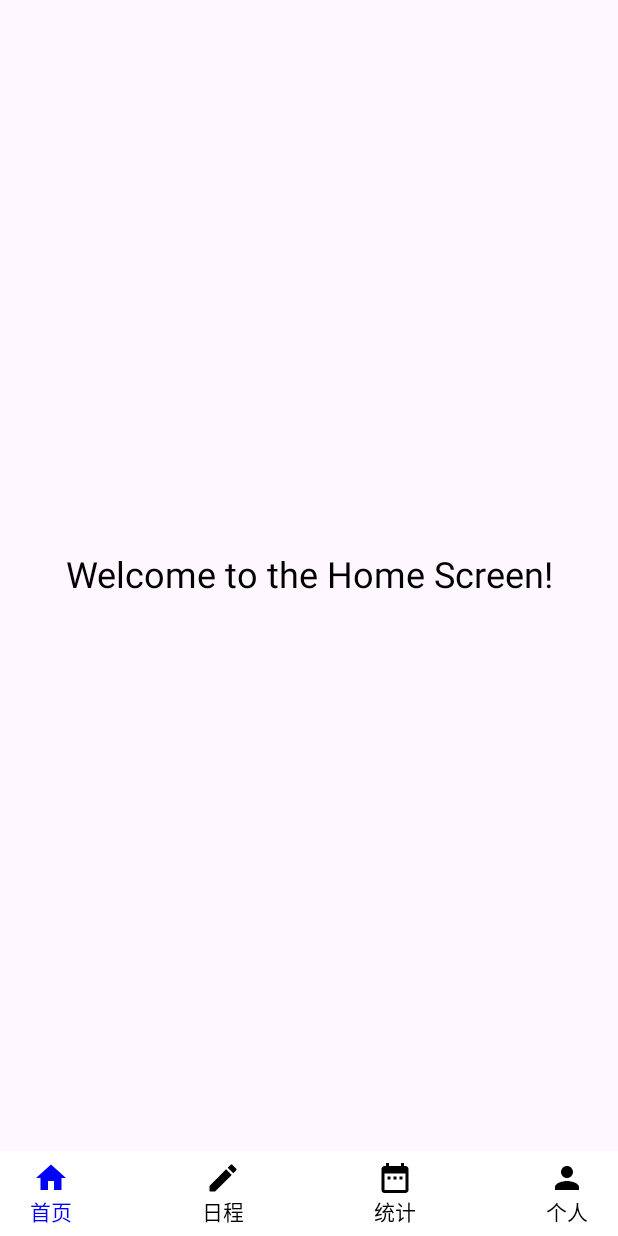
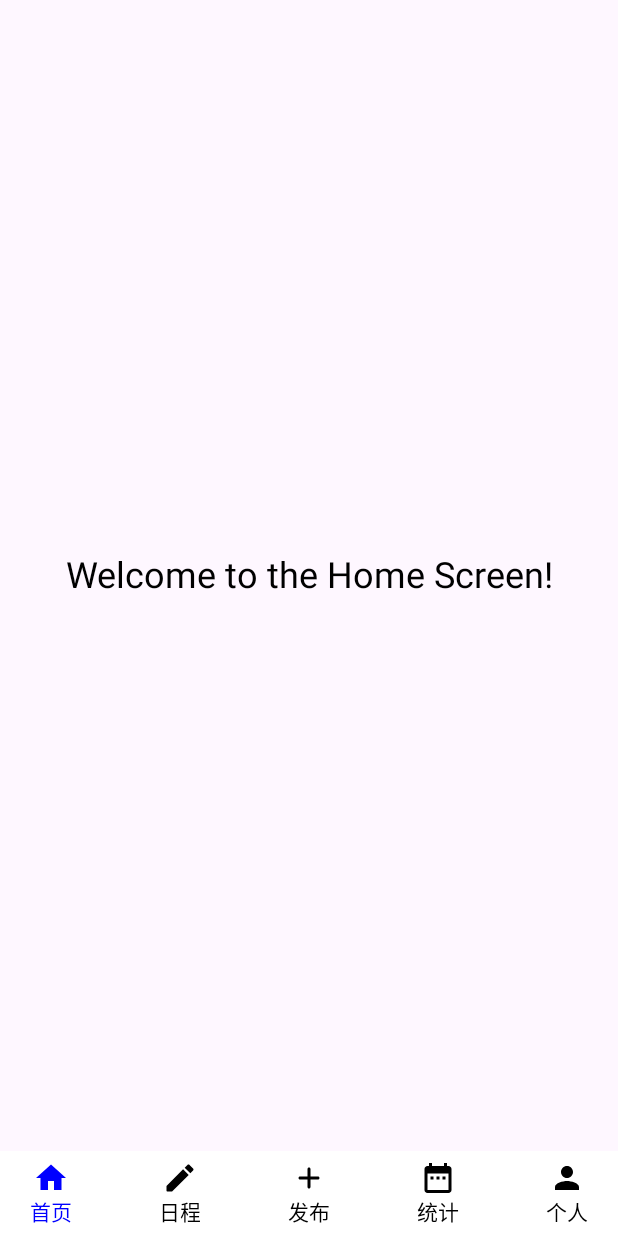
Before and after one commit to Chhnangf/Component-kmp, an Android app built with Jetpack Compose: the composable MainScreen shown on its own in the app's theme, after a tap on "首页", on a phone screen of 412 x 824 dp. Run offline under Robolectric (Android 15) with nearby library versions, the phone set to English and light mode, and no system bars; our stand-ins replace Voyager; pictures from the network do not load.

Commit message:
Initial commit

```diff
--- a/composeApp/build.gradle.kts
+++ b/composeApp/build.gradle.kts
@@ -22,7 +22,7 @@ kotlin {
             implementation(libs.runtime)
             implementation(libs.kotlinx.datetime)
             implementation(libs.koin.core)
-            implementation(libs.lifecycle.viewmodel.compose)
+            //implementation(libs.lifecycle.viewmodel.compose)
         }
         androidMain.dependencies {
             implementation(libs.ktor.client.android)
--- a/composeApp/src/commonMain/kotlin/App.kt
+++ b/composeApp/src/commonMain/kotlin/App.kt
@@ -1,6 +1,5 @@
 import androidx.compose.material.MaterialTheme
 import androidx.compose.runtime.*
-import cafe.adriel.voyager.navigator.Navigator
 
 import screen.MainScreen
 
--- /dev/null
+++ b/composeApp/src/commonMain/kotlin/compoment/data/SharedStateManager.kt
@@ -0,0 +1,18 @@
+package compoment.data
+
+import androidx.compose.runtime.MutableState
+import androidx.compose.runtime.mutableStateOf
+import compoment.navigation.Routes
+
+
+object SharedStateManager {
+
+    private var _currentTab = mutableStateOf(Routes.Home_Screen)
+    val currentTab: MutableState<Routes>
+        get() = this._currentTab
+
+    fun update(newValue: Routes) {
+        this._currentTab.value = newValue
+    }
+
+}
--- /dev/null
+++ b/composeApp/src/commonMain/kotlin/compoment/navigation/Routes.kt
@@ -0,0 +1,69 @@
+package compoment.navigation
+
+import androidx.compose.material.icons.Icons
+import androidx.compose.material.icons.filled.DateRange
+import androidx.compose.material.icons.filled.Home
+import androidx.compose.material.icons.filled.Person
+import androidx.compose.material.icons.rounded.Add
+import androidx.compose.material.icons.rounded.Edit
+import androidx.compose.runtime.Composable
+import androidx.compose.ui.graphics.vector.ImageVector
+import screen.HomeView
+import screen.PublishView
+import screen.ScheduleView
+import screen.SettingView
+import screen.StatisticsView
+
+enum class Routes {
+
+    Home_Screen {
+        override val imageVector: ImageVector = Icons.Default.Home
+        override val description: String = "首页"
+        @Composable
+        override fun target() {
+            HomeView()
+        }
+    },
+
+    schedule_Screen {
+        override val imageVector: ImageVector = Icons.Rounded.Edit
+        override val description: String = "日程"
+        @Composable
+        override fun target() {
+            ScheduleView()
+        }
+    },
+
+    publish_Screen {
+        override val imageVector: ImageVector = Icons.Rounded.Add
+        override val description: String = "发布"
+        @Composable
+        override fun target() {
+            PublishView()
+        }
+    },
+
+    statistics_Screen {
+        override val imageVector: ImageVector = Icons.Default.DateRange
+        override val description: String = "统计"
+        @Composable
+        override fun target() {
+            StatisticsView()
+        }
+    },
+
+    Setting_Screen {
+        override val imageVector: ImageVector = Icons.Default.Person
+        override val description: String = "个人"
+        @Composable
+        override fun target() {
+            SettingView()
+        }
+    };
+
+    abstract val imageVector: ImageVector
+    abstract val description: String
+    @Composable
+    abstract fun target()
+
+}
--- a/composeApp/src/commonMain/kotlin/screen/MainScreen.kt
+++ b/composeApp/src/commonMain/kotlin/screen/MainScreen.kt
@@ -19,14 +19,12 @@ import androidx.compose.runtime.mutableStateOf
 import androidx.compose.ui.Alignment
 import androidx.compose.ui.Modifier
 import androidx.compose.ui.unit.dp
-import androidx.lifecycle.viewmodel.compose.viewModel
 import cafe.adriel.voyager.core.screen.Screen
-import routing.Routes
+import compoment.data.SharedStateManager
+import compoment.navigation.Routes
 
 
-class MainScreen: Screen {
-
-    private var currentTab = mutableStateOf(Routes.Home_Screen)
+class MainScreen : Screen {
 
     @Composable
     override fun Content() {
@@ -36,9 +34,10 @@ class MainScreen: Screen {
                 HeaderBar()
 
                 Box(
-                    modifier = Modifier.fillMaxSize().weight(1f).background(MaterialTheme.colorScheme.background)
+                    modifier = Modifier.fillMaxSize().weight(1f)
+                        .background(MaterialTheme.colorScheme.background)
                 ) {
-                    currentTab.value.target()
+                    SharedStateManager.currentTab.value.target()
                 }
                 // Main Content
                 NavationBar()
@@ -55,17 +54,17 @@ class MainScreen: Screen {
         ) {
             // 4 * Button
             Row(
-                modifier =  Modifier.fillMaxWidth().padding(20.dp, 6.dp, 20.dp, 6.dp),
+                modifier = Modifier.fillMaxWidth().padding(20.dp, 6.dp, 20.dp, 6.dp),
                 horizontalArrangement = Arrangement.SpaceBetween
             ) {
 
                 Routes.entries.forEach {
                     // Button: Icon + Text
 
-                        Column (
+                    Column(
                         modifier = Modifier.clickable(
                             onClick = {
-                                    currentTab.value = it
+                                SharedStateManager.update(it)
                             },
                             indication = null,
                             interactionSource = MutableInteractionSource()
@@ -75,12 +74,12 @@ class MainScreen: Screen {
                         Icon(
                             imageVector = it.imageVector,
                             contentDescription = it.description,
-                                tint = if (it == currentTab.value) androidx.compose.ui.graphics.Color.Blue else androidx.compose.ui.graphics.Color.Black
+                            tint = if (it == SharedStateManager.currentTab.value) androidx.compose.ui.graphics.Color.Blue else androidx.compose.ui.graphics.Color.Black
                         )
 
                         Text(
                             text = it.description,
-                                color = if (it == currentTab.value) androidx.compose.ui.graphics.Color.Blue else androidx.compose.ui.graphics.Color.Black
+                            color = if (it == SharedStateManager.currentTab.value) androidx.compose.ui.graphics.Color.Blue else androidx.compose.ui.graphics.Color.Black
                         )
 
                     }
--- /dev/null
+++ b/composeApp/src/commonMain/kotlin/screen/PuublishView.kt
@@ -0,0 +1,74 @@
+package screen
+
+import androidx.compose.foundation.clickable
+import androidx.compose.foundation.layout.Column
+import androidx.compose.foundation.layout.fillMaxSize
+import androidx.compose.material.Text
+import androidx.compose.runtime.Composable
+
+
+import androidx.compose.foundation.layout.*
+import androidx.compose.foundation.text.KeyboardActions
+import androidx.compose.foundation.text.KeyboardOptions
+import androidx.compose.material.*
+import androidx.compose.material.icons.Icons
+import androidx.compose.material.icons.filled.Face
+
+import androidx.compose.runtime.*
+import androidx.compose.ui.Alignment
+import androidx.compose.ui.Modifier
+import androidx.compose.ui.graphics.Color
+
+import androidx.compose.ui.text.input.ImeAction
+import androidx.compose.ui.unit.dp
+
+@Composable
+fun PublishView() {
+    Scaffold(
+        topBar = {
+            TopAppBar(title = { Text(text = "发布新帖") })
+        },
+        content = {
+            Surface(modifier = Modifier.fillMaxSize()) {
+                Column(
+                    modifier = Modifier.padding(16.dp),
+                    verticalArrangement = Arrangement.Center,
+                    horizontalAlignment = Alignment.CenterHorizontally
+                ) {
+                    Row(
+                        verticalAlignment = Alignment.CenterVertically,
+                        modifier = Modifier.clickable { }
+                    ) {
+                        Icon(
+                            Icons.Default.Face,
+                            contentDescription = "选择图片",
+                            modifier = Modifier.size(32.dp)
+                        )
+                        Spacer(modifier = Modifier.width(8.dp))
+                        Text("点击选择图片", color = Color.Blue)
+                    }
+//                    if (imageUri != null) {
+//                        AsyncImage(model = imageUri, contentDescription = "预览图片")
+//                            .modifier(Height(200.dp))
+//                    }
+                    Spacer(modifier = Modifier.height(16.dp))
+                    TextField(
+                        value = "viewModel.postContent.value",
+                        onValueChange = {
+                            //viewModel.onContentChange(it)
+                        },
+                        placeholder = { Text("分享你的想法...") },
+                        maxLines = Int.MAX_VALUE,
+                        keyboardOptions = KeyboardOptions(imeAction = ImeAction.Done),
+                        keyboardActions = KeyboardActions(onDone = { /* 提交表单的逻辑 */ }),
+                        modifier = Modifier.fillMaxWidth()
+                    )
+                    Spacer(modifier = Modifier.height(16.dp))
+                    Button(onClick = { /* 发布帖子的逻辑 */ }) {
+                        Text(text = "发布")
+                    }
+                }
+            }
+        }
+    )
+}
```
Lines whose indentation alone changed are shown as unchanged.
